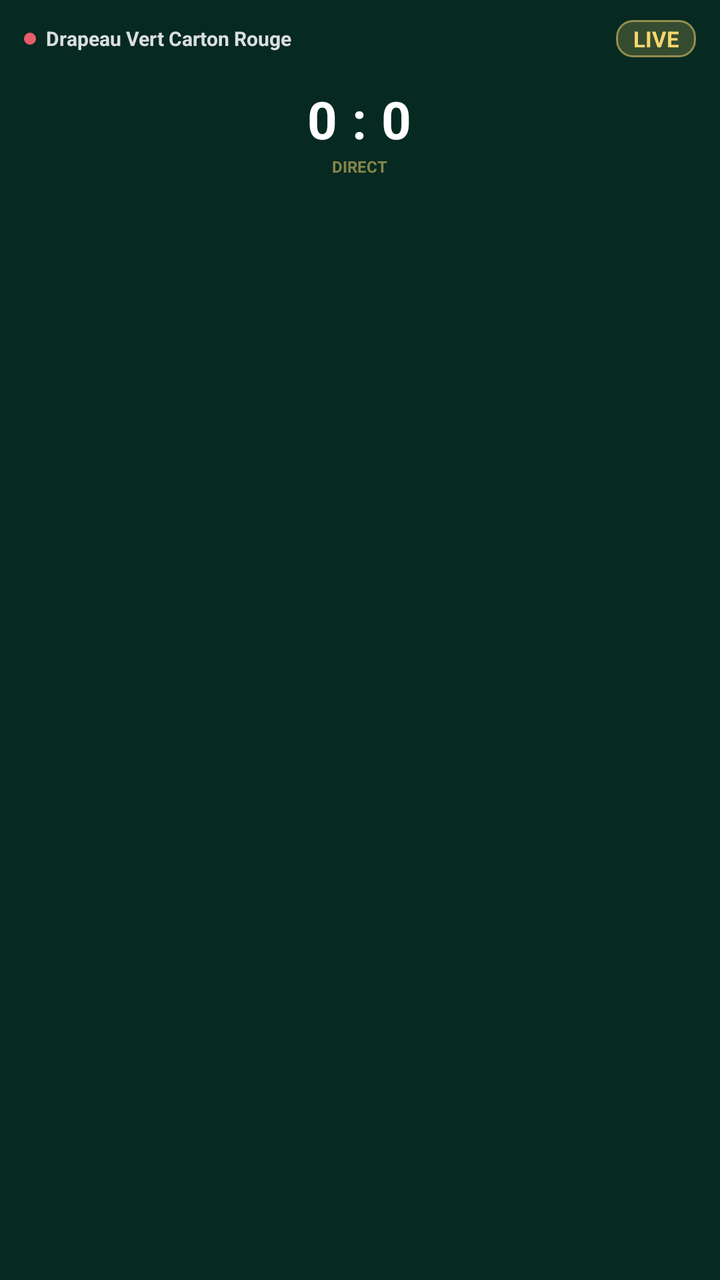
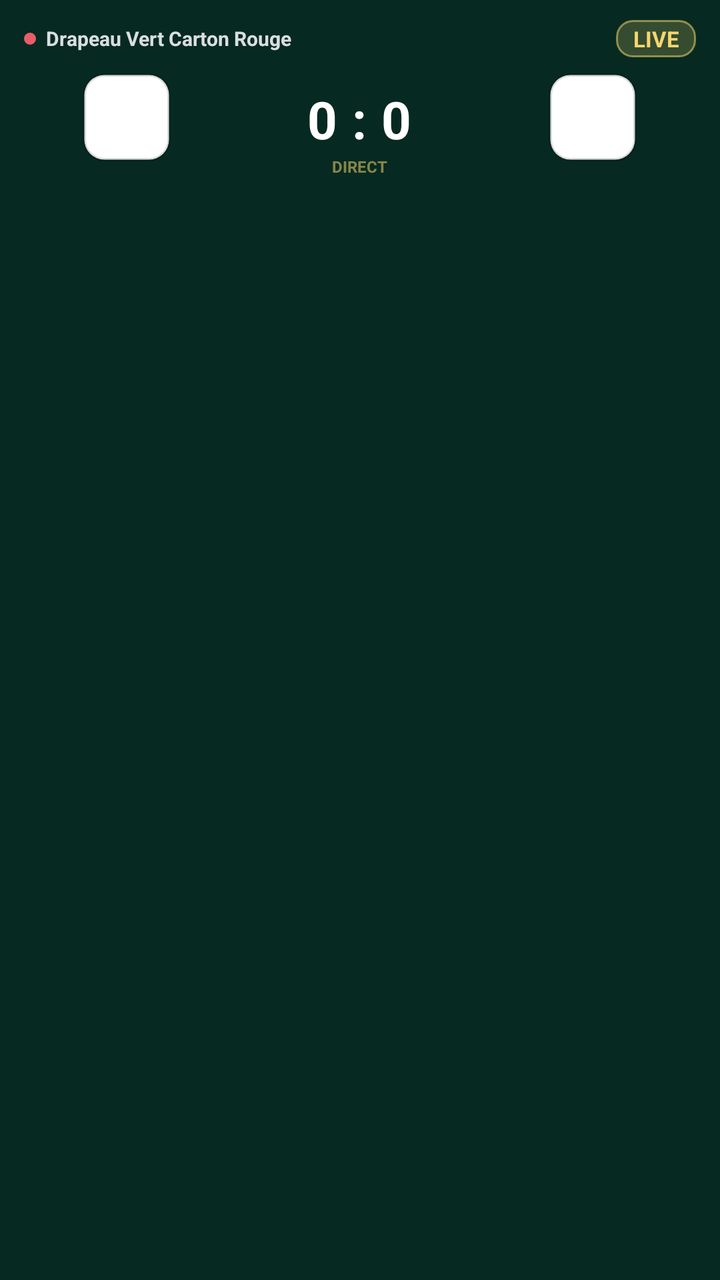

The first picture is an Android layout as it rendered before a commit; the second is the same layout after the commit. The layout source and the unified diff follow.
<!-- AndroidManifest.xml: fallback theme Theme.MaterialComponents.DayNight.NoActionBar -->
<!-- res/layout/live_activity.xml -->
<?xml version="1.0" encoding="utf-8"?>
<LinearLayout xmlns:android="http://schemas.android.com/apk/res/android"
    android:layout_width="match_parent"
    android:layout_height="wrap_content"
    android:background="#FF062921"
    android:orientation="vertical"
    android:paddingStart="12dp"
    android:paddingEnd="12dp"
    android:paddingTop="10dp"
    android:paddingBottom="12dp">

    <LinearLayout
        android:layout_width="match_parent"
        android:layout_height="wrap_content"
        android:gravity="center_vertical"
        android:orientation="horizontal">

        <TextView
            android:layout_width="6dp"
            android:layout_height="6dp"
            android:layout_marginEnd="5dp"
            android:background="@drawable/live_dot_red" />

        <TextView
            android:id="@+id/match_label"
            android:layout_width="0dp"
            android:layout_height="wrap_content"
            android:layout_weight="1"
            android:ellipsize="end"
            android:maxLines="1"
            android:text="Drapeau Vert Carton Rouge"
            android:textColor="#D9FFFFFF"
            android:textSize="10sp"
            android:textStyle="bold" />

        <TextView
            android:id="@+id/match_status"
            android:layout_width="wrap_content"
            android:layout_height="wrap_content"
            android:background="@drawable/live_minute_chip"
            android:ellipsize="end"
            android:gravity="center"
            android:maxLines="1"
            android:minWidth="40dp"
            android:paddingHorizontal="7dp"
            android:paddingVertical="2dp"
            android:text="LIVE"
            android:textColor="#FFF5D76E"
            android:textSize="11sp"
            android:textStyle="bold" />
    </LinearLayout>

    <LinearLayout
        android:layout_width="match_parent"
        android:layout_height="wrap_content"
        android:layout_marginTop="8dp"
        android:gravity="center_vertical"
        android:orientation="horizontal">

        <LinearLayout
            android:layout_width="0dp"
            android:layout_height="wrap_content"
            android:layout_weight="1"
            android:gravity="center_horizontal"
            android:orientation="vertical">

            <FrameLayout
                android:id="@+id/team1_logo_frame"
                android:layout_width="44dp"
                android:layout_height="44dp">

                <ImageView
                    android:id="@+id/team1_image"
                    android:layout_width="44dp"
                    android:layout_height="44dp"
                    android:adjustViewBounds="true"
                    android:scaleType="fitCenter"
                    android:visibility="gone" />

                <TextView
                    android:id="@+id/team1_monogram"
                    android:layout_width="44dp"
                    android:layout_height="44dp"
                    android:background="@drawable/live_logo_circle_bg"
                    android:gravity="center"
                    android:text="—"
                    android:textColor="#FFFFFFFF"
                    android:textSize="13sp"
                    android:textStyle="bold"
                    android:visibility="gone" />
            </FrameLayout>

            <TextView
                android:id="@+id/team1_name"
                android:layout_width="match_parent"
                android:layout_height="wrap_content"
                android:layout_marginTop="4dp"
                android:ellipsize="end"
                android:gravity="center"
                android:includeFontPadding="false"
                android:maxLines="1"
                android:textColor="#AAFFFFFF"
                android:textSize="8sp"
                android:textStyle="bold" />
        </LinearLayout>

        <LinearLayout
            android:id="@+id/score_column"
            android:layout_width="0dp"
            android:layout_height="wrap_content"
            android:layout_marginHorizontal="6dp"
            android:layout_weight="1.15"
            android:gravity="center_horizontal"
            android:orientation="vertical">

            <TextView
                android:id="@+id/score"
                android:layout_width="wrap_content"
                android:layout_height="wrap_content"
                android:letterSpacing="0.02"
                android:text="0 : 0"
                android:textColor="#FFFFFFFF"
                android:textSize="26sp"
                android:textStyle="bold" />

            <TextView
                android:id="@+id/score_subtitle"
                android:layout_width="match_parent"
                android:layout_height="wrap_content"
                android:layout_marginTop="2dp"
                android:ellipsize="end"
                android:gravity="center"
                android:includeFontPadding="false"
                android:maxLines="1"
                android:text="DIRECT"
                android:textColor="#88F5D76E"
                android:textSize="8sp"
                android:textStyle="bold" />

            <TextView
                android:id="@+id/last_event"
                android:layout_width="match_parent"
                android:layout_height="wrap_content"
                android:layout_marginTop="2dp"
                android:ellipsize="end"
                android:gravity="center"
                android:includeFontPadding="false"
                android:maxLines="1"
                android:textColor="#FFF5D76E"
                android:textSize="9sp"
                android:textStyle="bold"
                android:visibility="gone" />
        </LinearLayout>

        <LinearLayout
            android:layout_width="0dp"
            android:layout_height="wrap_content"
            android:layout_weight="1"
            android:gravity="center_horizontal"
            android:orientation="vertical">

            <FrameLayout
                android:id="@+id/team2_logo_frame"
                android:layout_width="44dp"
                android:layout_height="44dp">

                <ImageView
                    android:id="@+id/team2_image"
                    android:layout_width="44dp"
                    android:layout_height="44dp"
                    android:adjustViewBounds="true"
                    android:scaleType="fitCenter"
                    android:visibility="gone" />

                <TextView
                    android:id="@+id/team2_monogram"
                    android:layout_width="44dp"
                    android:layout_height="44dp"
                    android:background="@drawable/live_logo_circle_bg"
                    android:gravity="center"
                    android:text="—"
                    android:textColor="#FFFFFFFF"
                    android:textSize="13sp"
                    android:textStyle="bold"
                    android:visibility="gone" />
            </FrameLayout>

            <TextView
                android:id="@+id/team2_name"
                android:layout_width="match_parent"
                android:layout_height="wrap_content"
                android:layout_marginTop="4dp"
                android:ellipsize="end"
                android:gravity="center"
                android:includeFontPadding="false"
                android:maxLines="1"
                android:textColor="#AAFFFFFF"
                android:textSize="8sp"
                android:textStyle="bold" />
        </LinearLayout>
    </LinearLayout>

    <ImageView
        android:id="@+id/team1_image_placeholder"
        android:layout_width="0dp"
        android:layout_height="0dp"
        android:visibility="gone" />

    <ImageView
        android:id="@+id/team2_image_placeholder"
        android:layout_width="0dp"
        android:layout_height="0dp"
        android:visibility="gone" />

    <Chronometer
        android:id="@+id/match_time"
        android:layout_width="0dp"
        android:layout_height="0dp"
        android:visibility="gone" />
</LinearLayout>
<!-- resources referenced by this layout -->
<resources>
  <!-- drawable live_dot_red (drawable) -->
  <?xml version="1.0" encoding="utf-8"?>
  <shape xmlns:android="http://schemas.android.com/apk/res/android"
      android:shape="oval">
      <solid android:color="#FFE85D6A" />
      <size
          android:width="7dp"
          android:height="7dp" />
  </shape>
  <!-- drawable live_logo_circle_bg (drawable) -->
  <?xml version="1.0" encoding="utf-8"?>
  <shape xmlns:android="http://schemas.android.com/apk/res/android"
      android:shape="oval">
      <solid android:color="#33FFFFFF" />
      <stroke
          android:width="1dp"
          android:color="#66FFFFFF" />
  </shape>
  <!-- drawable live_minute_chip (drawable) -->
  <?xml version="1.0" encoding="utf-8"?>
  <shape xmlns:android="http://schemas.android.com/apk/res/android"
      android:shape="rectangle">
      <solid android:color="#33F5D76E" />
      <corners android:radius="8dp" />
      <stroke
          android:width="1dp"
          android:color="#88F5D76E" />
  </shape>
</resources>

<!-- the commit's change to res/layout/live_activity.xml (unified diff, before → after) -->
@@ -67,24 +67,25 @@
             <FrameLayout
                 android:id="@+id/team1_logo_frame"
                 android:layout_width="44dp"
-                android:layout_height="44dp">
+                android:layout_height="44dp"
+                android:background="@drawable/live_logo_card_bg"
+                android:padding="4dp">
 
                 <ImageView
                     android:id="@+id/team1_image"
-                    android:layout_width="44dp"
-                    android:layout_height="44dp"
+                    android:layout_width="match_parent"
+                    android:layout_height="match_parent"
                     android:adjustViewBounds="true"
                     android:scaleType="fitCenter"
                     android:visibility="gone" />
 
                 <TextView
                     android:id="@+id/team1_monogram"
-                    android:layout_width="44dp"
-                    android:layout_height="44dp"
-                    android:background="@drawable/live_logo_circle_bg"
+                    android:layout_width="match_parent"
+                    android:layout_height="match_parent"
                     android:gravity="center"
                     android:text="—"
-                    android:textColor="#FFFFFFFF"
+                    android:textColor="#FF062921"
                     android:textSize="13sp"
                     android:textStyle="bold"
                     android:visibility="gone" />
@@ -162,24 +163,25 @@
             <FrameLayout
                 android:id="@+id/team2_logo_frame"
                 android:layout_width="44dp"
-                android:layout_height="44dp">
+                android:layout_height="44dp"
+                android:background="@drawable/live_logo_card_bg"
+                android:padding="4dp">
 
                 <ImageView
                     android:id="@+id/team2_image"
-                    android:layout_width="44dp"
-                    android:layout_height="44dp"
+                    android:layout_width="match_parent"
+                    android:layout_height="match_parent"
                     android:adjustViewBounds="true"
                     android:scaleType="fitCenter"
                     android:visibility="gone" />
 
                 <TextView
                     android:id="@+id/team2_monogram"
-                    android:layout_width="44dp"
-                    android:layout_height="44dp"
-                    android:background="@drawable/live_logo_circle_bg"
+                    android:layout_width="match_parent"
+                    android:layout_height="match_parent"
                     android:gravity="center"
                     android:text="—"
-                    android:textColor="#FFFFFFFF"
+                    android:textColor="#FF062921"
                     android:textSize="13sp"
                     android:textStyle="bold"
                     android:visibility="gone" />
<!-- resource entries referenced after the edit -->
@@ -9,14 +9,15 @@
           android:width="7dp"
           android:height="7dp" />
   </shape>
-  <!-- drawable live_logo_circle_bg (drawable) -->
+  <!-- drawable live_logo_card_bg (drawable) -->
   <?xml version="1.0" encoding="utf-8"?>
   <shape xmlns:android="http://schemas.android.com/apk/res/android"
-      android:shape="oval">
-      <solid android:color="#33FFFFFF" />
+      android:shape="rectangle">
+      <solid android:color="#FFFFFFFF" />
+      <corners android:radius="10dp" />
       <stroke
-          android:width="1dp"
-          android:color="#66FFFFFF" />
+          android:width="1.5dp"
+          android:color="#24000000" />
   </shape>
   <!-- drawable live_minute_chip (drawable) -->
   <?xml version="1.0" encoding="utf-8"?>
